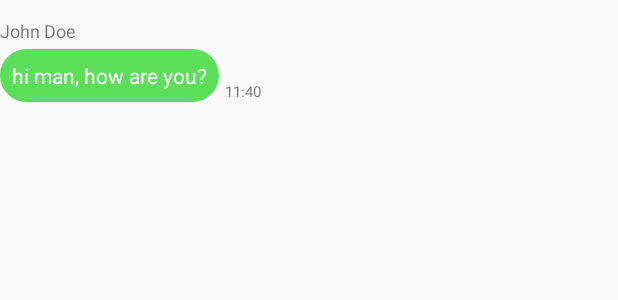
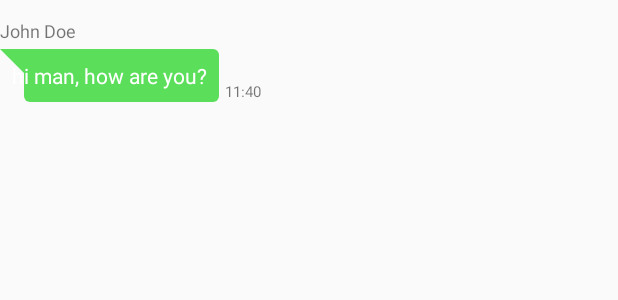
Before and after one commit to jack-van-holland/COVIDUniversity, an Android app: the layout item_message_recieved.xml on its own in the app's theme, with its tools: preview values and no code run, on a phone screen of 412 x 824 dp. Shown: the top 300 px of the screen. Run offline under Robolectric (Android 15) with nearby library versions, the phone set to English and light mode, and no system bars.

```diff
--- a/app/src/main/res/drawable/recieved_text_bubble.xml
+++ b/app/src/main/res/drawable/recieved_text_bubble.xml
@@ -1,14 +1,20 @@
 <?xml version="1.0" encoding="utf-8"?>
-<shape xmlns:android="http://schemas.android.com/apk/res/android"
-    android:shape="rectangle" >
-
-    <!-- View background color -->
-    <solid
-        android:color="@color/incoming" >
-    </solid>
-
-    <!-- The radius makes the corners rounded -->
-    <corners
-        android:radius="20dp">
-    </corners>
-</shape>
+<layer-list xmlns:android="http://schemas.android.com/apk/res/android">
+    <item>
+        <rotate
+            android:fromDegrees="-45"
+            android:pivotX="0%"
+            android:pivotY="0%"
+            android:toDegrees="0" >
+            <shape android:shape="rectangle" >
+                <solid android:color="@color/incoming" />
+            </shape>
+        </rotate>
+    </item>
+    <item android:left="16dp">
+        <shape android:shape="rectangle" >
+            <solid android:color="@color/incoming" />
+            <corners android:radius="4dp" />
+        </shape>
+    </item>
+</layer-list>
```
Also changed, not shown: app/src/main/java/com/example/coviduniversity/GroupChat.java (+15 -1 lines), app/src/main/res/layout/activity_group_chat.xml (+4 -3 lines).
